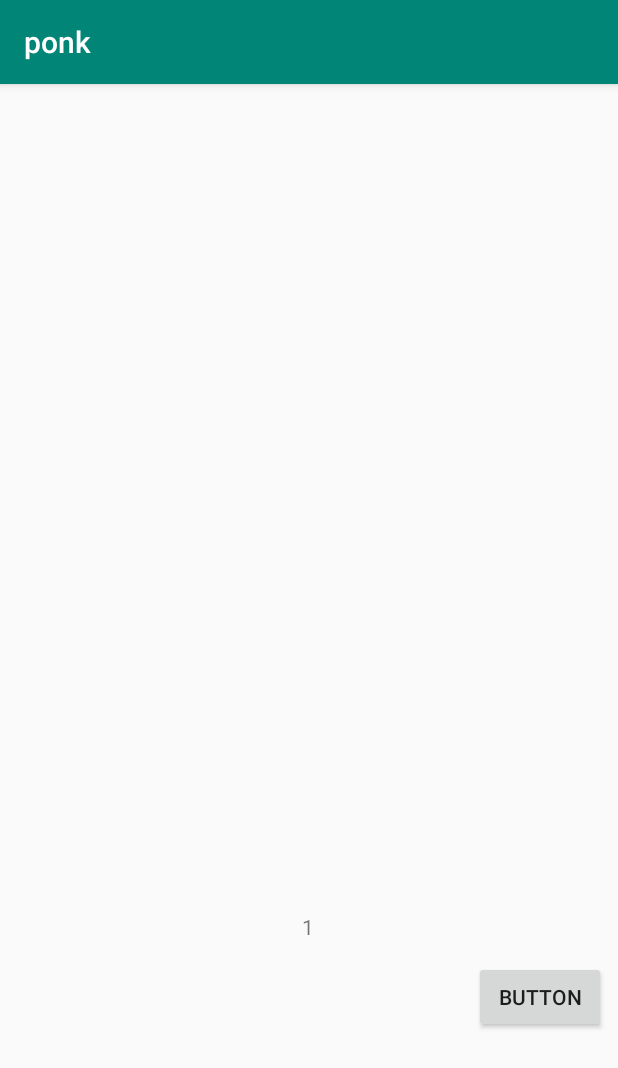
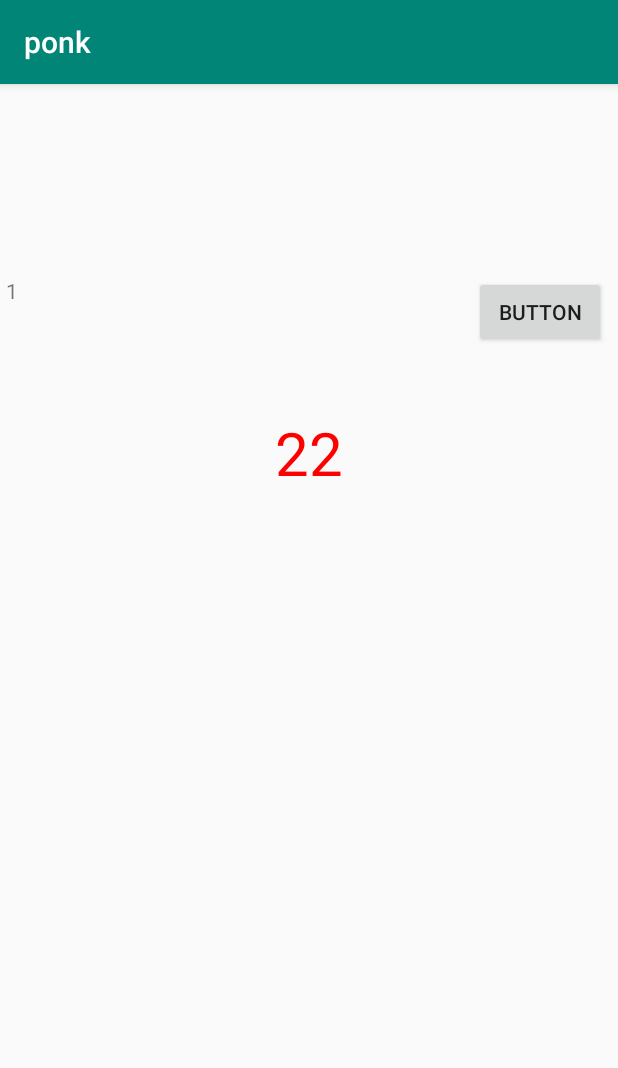
Before and after one commit to Vivatist/ponk_client, an Android app: the screen it shows after launch (MainActivity), after a tap on "BUTTON", on a phone screen of 412 x 824 dp. Shown: the top 1068 px of the screen. Run offline under Robolectric (Android 15) with nearby library versions, the phone set to English and light mode, and no system bars; network calls fail; 4 statements that could not run were skipped.

Commit message:
Добавлен шаблон работы с нотификациями. Итого работает: 1. Запрос погоды в потоке 2. Функция отрисовки текста на Bitmap 3. Нотификация с каналами

```diff
--- a/app/src/main/java/ru/bchstudio/ponk/MainActivity.java
+++ b/app/src/main/java/ru/bchstudio/ponk/MainActivity.java
@@ -1,8 +1,26 @@
 package ru.bchstudio.ponk;
 
+import android.app.LauncherActivity;
+import android.app.Notification;
+import android.app.NotificationChannel;
+import android.app.NotificationManager;
+import android.app.PendingIntent;
+import android.content.Context;
+import android.content.Intent;
+import android.graphics.Bitmap;
+import android.graphics.Canvas;
+import android.graphics.Color;
+import android.graphics.Paint;
+import android.net.Uri;
+import android.os.Build;
+import android.support.annotation.RequiresApi;
+import android.support.v4.app.NotificationCompat;
+import android.support.v4.app.NotificationManagerCompat;
+import android.support.v4.content.ContextCompat;
 import android.support.v7.app.AppCompatActivity;
 import android.os.Bundle;
 import android.view.View;
+import android.widget.ImageView;
 import android.widget.TextView;
 import android.widget.Toast;
 
@@ -13,10 +31,26 @@ public class MainActivity extends AppCompatActivity implements OnWebAsyncTaskCom
 
 
     private static final String myURL = "http://89.169.90.244:5000/moscow";
+    private static final int NOTIFY_ID = 10 ;
     TextView tvRez;
     TextView tvCounter;
     int queryCounter = 0;
+    ImageView iv;
+    View view;
 
+    public Bitmap textAsBitmap(String text, float textSize, int textColor) {
+        Paint paint = new Paint(Paint.ANTI_ALIAS_FLAG);
+        paint.setTextSize(textSize);
+        paint.setColor(textColor);
+        paint.setTextAlign(Paint.Align.LEFT);
+        float baseline = -paint.ascent(); // ascent() is negative
+        int width = (int) (paint.measureText(text) + 0.5f); // round
+        int height = (int) (baseline + paint.descent() + 0.5f);
+        Bitmap image = Bitmap.createBitmap(width, height, Bitmap.Config.ARGB_8888);
+        Canvas canvas = new Canvas(image);
+        canvas.drawText(text, 0, baseline, paint);
+        return image;
+    }
 
 
     @Override
@@ -25,9 +59,11 @@ public class MainActivity extends AppCompatActivity implements OnWebAsyncTaskCom
         setContentView(R.layout.activity_main);
         tvRez = findViewById(R.id.textView2);
         tvCounter = findViewById(R.id.textView);
+        iv = findViewById(R.id.imageView);
 
 
     }
+
 
     @Override
     public void onWebAsyncTaskCompleted(String result) {
@@ -35,13 +71,66 @@ public class MainActivity extends AppCompatActivity implements OnWebAsyncTaskCom
         queryCounter += 1;
         tvCounter.setText(String.valueOf(queryCounter));
         // выводим сообщение
-        Toast.makeText(this, "Connect", Toast.LENGTH_SHORT).show();
+        //Toast.makeText(this, "Connect", Toast.LENGTH_SHORT).show();
     }
+
+
+
 
 
     public void onMyButtonClick(View view)
     {
         new WebAsyncTask(myURL,this).execute();
+
+
+        Bitmap img =  textAsBitmap("22", 60, Color.RED);
+        iv.setImageBitmap(img);
+
+
+
+        Context context = getApplicationContext();
+        String idChannel = "my_channel_01";
+        Intent mainIntent;
+
+        mainIntent = new Intent(context, LauncherActivity.class);
+
+        PendingIntent pendingIntent = PendingIntent.getActivity(context, 0, mainIntent, 0);
+
+        NotificationManager mNotificationManager = (NotificationManager) context.getSystemService(Context.NOTIFICATION_SERVICE);
+
+        NotificationChannel mChannel = null;
+        // The id of the channel.
+
+
+
+
+        NotificationCompat.Builder builder = new NotificationCompat.Builder(context, null);
+        builder.setContentTitle(context.getString(R.string.app_name))
+                .setSmallIcon(R.drawable.ic_stat_name)
+                .setContentIntent(pendingIntent)
+                .setContentText("TEST ALARM!");
+
+        if (Build.VERSION.SDK_INT >= Build.VERSION_CODES.O) {
+            int importance = NotificationManager.IMPORTANCE_HIGH;
+            mChannel = new NotificationChannel(idChannel, context.getString(R.string.app_name), importance);
+            // Configure the notification channel.
+            mChannel.setDescription("CHANNEL TEST ALARM");
+            mChannel.enableLights(true);
+            mChannel.setLightColor(Color.RED);
+            mChannel.enableVibration(true);
+            mChannel.setVibrationPattern(new long[]{100, 200, 300, 400, 500, 400, 300, 200, 400});
+            mNotificationManager.createNotificationChannel(mChannel);
+        } else {
+            builder.setContentTitle(context.getString(R.string.app_name))
+                    .setPriority(NotificationCompat.PRIORITY_HIGH)
+                    .setColor(ContextCompat.getColor(context, R.color.colorAccent))
+                    .setVibrate(new long[]{100, 250})
+                    .setLights(Color.YELLOW, 500, 5000)
+                    .setAutoCancel(true);
+        }
+        builder.setChannelId(idChannel);
+        mNotificationManager.notify(1, builder.build());
+
     }
 
 
--- /dev/null
+++ b/app/src/main/res/drawable-anydpi-v24/ic_stat_name.xml
@@ -0,0 +1,13 @@
+<vector xmlns:android="http://schemas.android.com/apk/res/android"
+    android:width="24dp"
+    android:height="24dp"
+    android:viewportWidth="26.086956"
+    android:viewportHeight="26.086956"
+    android:tint="#FFFFFF">
+  <group android:translateX="1.0434783"
+      android:translateY="1.0434783">
+      <path
+          android:fillColor="#FF000000"
+          android:pathData="M19,2L5,2c-1.1,0 -2,0.9 -2,2v14c0,1.1 0.9,2 2,2h4l3,3 3,-3h4c1.1,0 2,-0.9 2,-2L21,4c0,-1.1 -0.9,-2 -2,-2zM13.88,12.88L12,17l-1.88,-4.12L6,11l4.12,-1.88L12,5l1.88,4.12L18,11l-4.12,1.88z"/>
+  </group>
+</vector>
--- a/app/src/main/res/layout/activity_main.xml
+++ b/app/src/main/res/layout/activity_main.xml
@@ -15,20 +15,17 @@
         android:layout_marginTop="8dp"
         android:layout_marginEnd="8dp"
         android:layout_marginRight="8dp"
-        android:layout_marginBottom="8dp"
         android:onClick="onMyButtonClick"
         android:text="Button"
-        app:layout_constraintBottom_toBottomOf="parent"
         app:layout_constraintEnd_toEndOf="parent"
         app:layout_constraintHorizontal_bias="1.0"
         app:layout_constraintStart_toStartOf="parent"
-        app:layout_constraintTop_toBottomOf="@+id/textView2"
-        app:layout_constraintVertical_bias="0.364" />
+        app:layout_constraintTop_toBottomOf="@+id/textView2" />
 
     <TextView
         android:id="@+id/textView2"
         android:layout_width="400dp"
-        android:layout_height="488dp"
+        android:layout_height="104dp"
         android:layout_marginStart="8dp"
         android:layout_marginLeft="8dp"
         android:layout_marginTop="16dp"
@@ -42,18 +39,27 @@
 
     <TextView
         android:id="@+id/textView"
+        android:layout_width="29dp"
+        android:layout_height="18dp"
+        android:layout_marginStart="4dp"
+        android:layout_marginLeft="4dp"
+        android:layout_marginTop="8dp"
+        android:text=""
+        app:layout_constraintStart_toStartOf="parent"
+        app:layout_constraintTop_toBottomOf="@+id/textView2" />
+
+    <ImageView
+        android:id="@+id/imageView"
         android:layout_width="wrap_content"
         android:layout_height="wrap_content"
         android:layout_marginStart="8dp"
         android:layout_marginLeft="8dp"
-        android:layout_marginTop="48dp"
+        android:layout_marginTop="104dp"
         android:layout_marginEnd="8dp"
         android:layout_marginRight="8dp"
-        android:text=""
         app:layout_constraintEnd_toEndOf="parent"
-        app:layout_constraintHorizontal_bias="0.498"
         app:layout_constraintStart_toStartOf="parent"
-        app:layout_constraintTop_toBottomOf="@+id/textView2" />
-
+        app:layout_constraintTop_toBottomOf="@+id/textView2"
+        app:srcCompat="@mipmap/ic_launcher_round" />
 
 </android.support.constraint.ConstraintLayout>
```
Also changed, not shown: app/src/main/res/drawable-hdpi/ic_stat_name.png (added), app/src/main/res/drawable-mdpi/ic_stat_name.png (added), app/src/main/res/drawable-xhdpi/ic_stat_name.png (added), app/src/main/res/drawable-xxhdpi/ic_stat_name.png (added).
